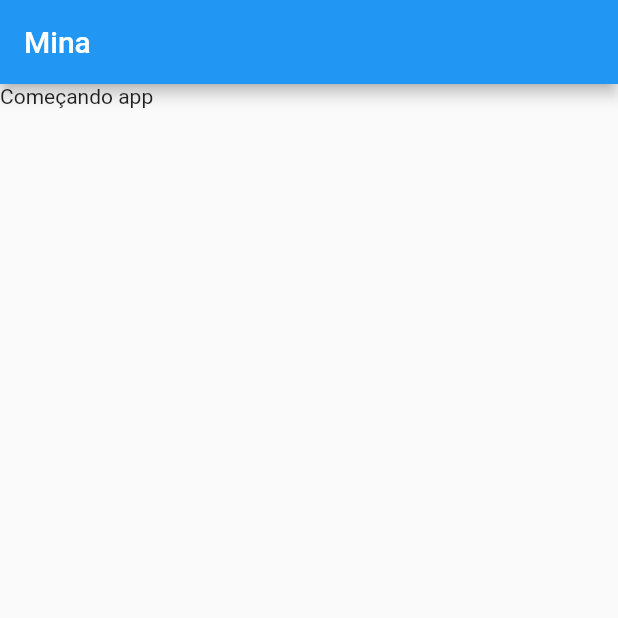
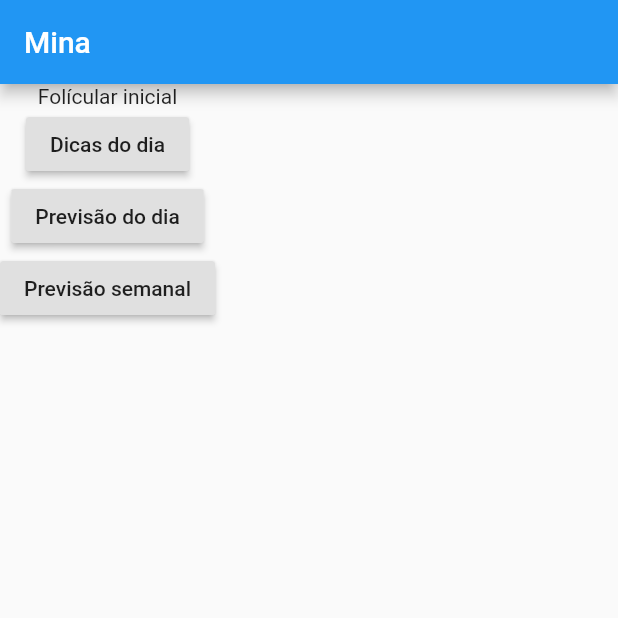
Before and after one commit to Mikhaelle/mina-tcc, a Flutter app: the screen it shows after launch, on a phone screen of 412 x 824 dp, the top half of it. Run offline on Flutter 3.47's test engine with Material 2 defaults, Android fonts, the phone set to English and light mode, and no system bars.

Commit message:
add buttons

```diff
--- a/appMina/lib/main.dart
+++ b/appMina/lib/main.dart
@@ -1,19 +1,59 @@
 import 'package:flutter/material.dart';
 
-main(){
+main() {
   runApp(new PerguntaApp());
 }
 
-class PerguntaApp extends StatelessWidget{
-  Widget build(BuildContext context){
+class _PerguntaAppState extends State<PerguntaApp> {
+  var _faseSelecionada = 0;
+
+  void _funcaoTipo1() {
+    setState(() {
+      _faseSelecionada++;
+    });
+    print(_faseSelecionada);
+  }
+
+  @override
+  Widget build(BuildContext context) {
+    final fasesDoCiclo = [
+      'Folícular inicial',
+      'Folicular final',
+      'Lutea inicial',
+      'Lutea final',
+    ];
+
     return MaterialApp(
       home: Scaffold(
         appBar: AppBar(
           title: Text('Mina'),
         ),
-        body: Text('Começando app'),
+        body: Column(
+          children: <Widget>[
+            Text(fasesDoCiclo[_faseSelecionada]),
+            RaisedButton(
+              child: Text('Dicas do dia'),
+              onPressed: _funcaoTipo1,
+            ),
+            RaisedButton(
+              child: Text('Previsão do dia'),
+              onPressed: () => print('botao 2 clicado'),
+            ),
+            RaisedButton(
+              child: Text('Previsão semanal'),
+              onPressed: () {
+                print('botao 3 clicado');
+              },
+            )
+          ],
+        ),
       ),
-
     );
   }
 }
+
+class PerguntaApp extends StatefulWidget {
+  _PerguntaAppState createState() {
+    return _PerguntaAppState();
+  }
+}
```
